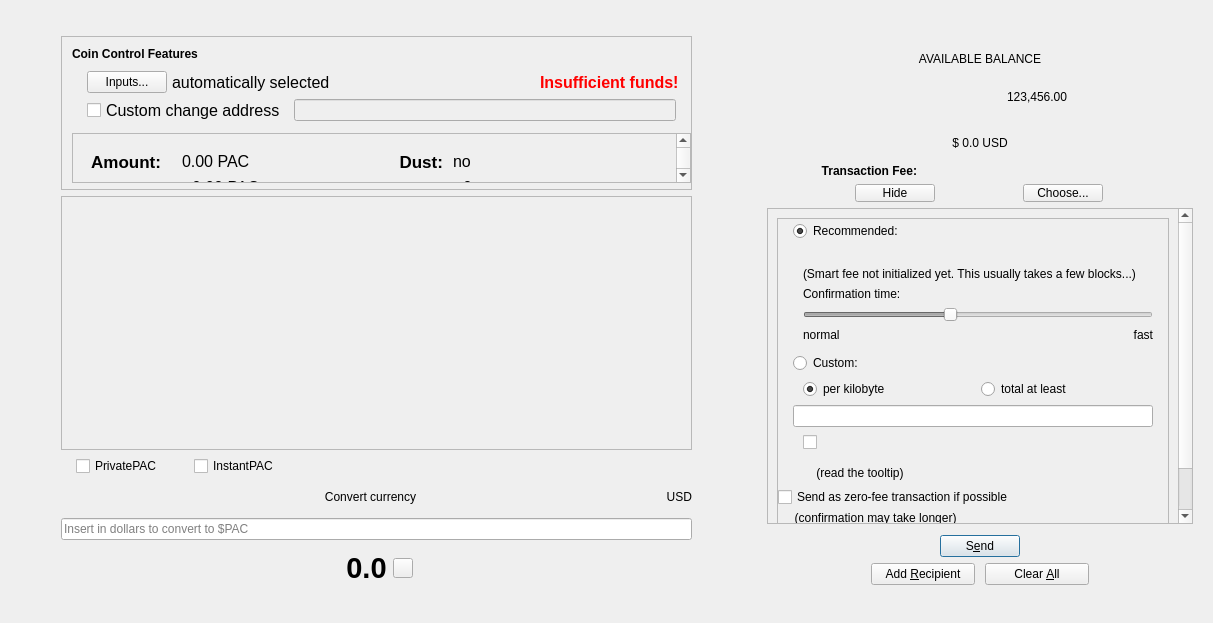
First picture: the form in src/qt/forms/sendcoinsdialog.ui, repository PACCommunity/PAC, before the edit.
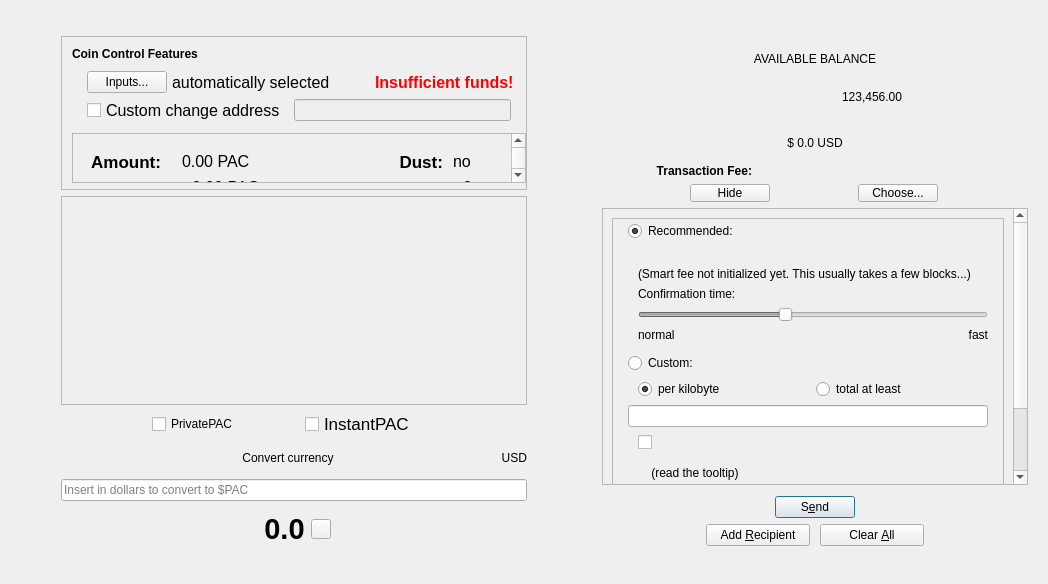
Second picture: the form after the edit. Icons and pictures are not drawn. Custom widgets are drawn as their Qt base class.

Commit message:
Trying to fix Font problems
default pac font to be selected automatically

What changed in the file:
```diff
--- a/src/qt/forms/sendcoinsdialog.ui
+++ b/src/qt/forms/sendcoinsdialog.ui
@@ -6,8 +6,8 @@
    <rect>
     <x>0</x>
     <y>0</y>
-    <width>1213</width>
-    <height>623</height>
+    <width>1028</width>
+    <height>584</height>
    </rect>
   </property>
   <property name="windowTitle">
@@ -389,7 +389,7 @@
                  <rect>
                   <x>0</x>
                   <y>0</y>
-                  <width>604</width>
+                  <width>419</width>
                   <height>126</height>
                  </rect>
                 </property>
@@ -951,8 +951,8 @@
             <rect>
              <x>0</x>
              <y>0</y>
-             <width>631</width>
-             <height>219</height>
+             <width>446</width>
+             <height>180</height>
             </rect>
            </property>
            <property name="styleSheet">
@@ -1009,22 +1009,6 @@
         </item>
         <item>
          <layout class="QHBoxLayout" name="horizontalLayout">
-          <item>
-           <spacer name="horizontalSpacer">
-            <property name="orientation">
-             <enum>Qt::Horizontal</enum>
-            </property>
-            <property name="sizeType">
-             <enum>QSizePolicy::Fixed</enum>
-            </property>
-            <property name="sizeHint" stdset="0">
-             <size>
-              <width>15</width>
-              <height>20</height>
-             </size>
-            </property>
-           </spacer>
-          </item>
           <item>
            <layout class="QHBoxLayout" name="horizontalLayout_2">
             <property name="spacing">
@@ -1040,7 +1024,7 @@
               </property>
               <property name="minimumSize">
                <size>
-                <width>100</width>
+                <width>150</width>
                 <height>0</height>
                </size>
               </property>
@@ -1058,22 +1042,6 @@
               </property>
              </widget>
             </item>
-            <item>
-             <spacer name="horizontalSpacer_5">
-              <property name="orientation">
-               <enum>Qt::Horizontal</enum>
-              </property>
-              <property name="sizeType">
-               <enum>QSizePolicy::Fixed</enum>
-              </property>
-              <property name="sizeHint" stdset="0">
-               <size>
-                <width>15</width>
-                <height>20</height>
-               </size>
-              </property>
-             </spacer>
-            </item>
             <item>
              <widget class="QCheckBox" name="checkUseInstantSend">
               <property name="enabled">
@@ -1087,31 +1055,20 @@
               </property>
               <property name="minimumSize">
                <size>
-                <width>100</width>
+                <width>130</width>
                 <height>0</height>
                </size>
               </property>
+              <property name="font">
+               <font>
+                <pointsize>13</pointsize>
+               </font>
+              </property>
               <property name="text">
                <string>InstantPAC</string>
               </property>
              </widget>
             </item>
-            <item>
-             <spacer name="horizontalSpacer_17">
-              <property name="orientation">
-               <enum>Qt::Horizontal</enum>
-              </property>
-              <property name="sizeType">
-               <enum>QSizePolicy::Expanding</enum>
-              </property>
-              <property name="sizeHint" stdset="0">
-               <size>
-                <width>10</width>
-                <height>20</height>
-               </size>
-              </property>
-             </spacer>
-            </item>
            </layout>
           </item>
          </layout>
```
Left out of the diff: 2 changed lines with no effect on the pictures. The commit also changes 1 other file.
